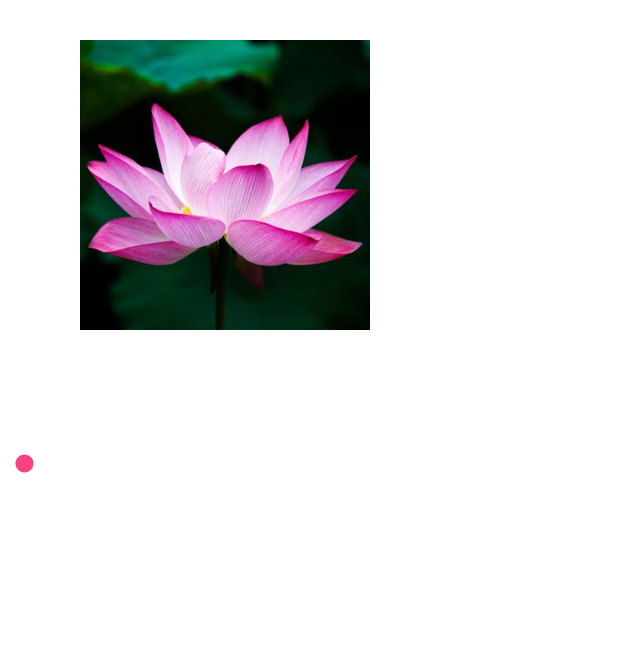
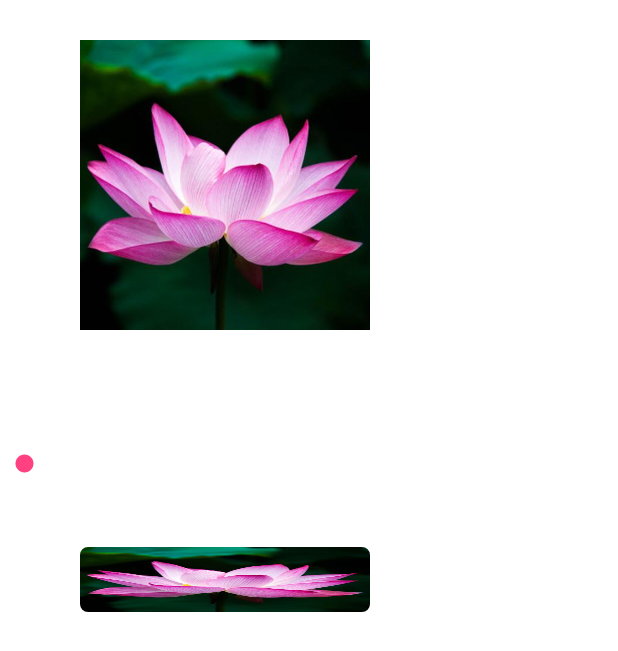
Before and after one commit to yingLanNull/ShadowImageView, an Android app: the layout activity_main.xml on its own in the app's theme, with its tools: preview values and no code run, on a phone screen of 412 x 824 dp. Shown: the top 651 px of the screen. Run offline under Robolectric (Android 15) with nearby library versions, the phone set to English and light mode, and no system bars.

Commit message:
update demo

```diff
--- a/app/src/main/res/layout/activity_main.xml
+++ b/app/src/main/res/layout/activity_main.xml
@@ -19,4 +19,12 @@
         android:layout_height="wrap_content"
         android:max="500" />
 
+    <com.yinglan.shadowimageview.ShadowImageView
+        android:layout_marginTop="20dp"
+        android:id="@+id/shadowd"
+        android:layout_width="300dp"
+        android:layout_height="150dp"
+        app:shadowRound="5dp"
+        app:shadowSrc="@mipmap/lotus" />
+
 </LinearLayout>
```
Also changed, not shown: app/src/main/java/com/yinglan/shadowdemo/MainActivity.java (+47 -1 lines).
